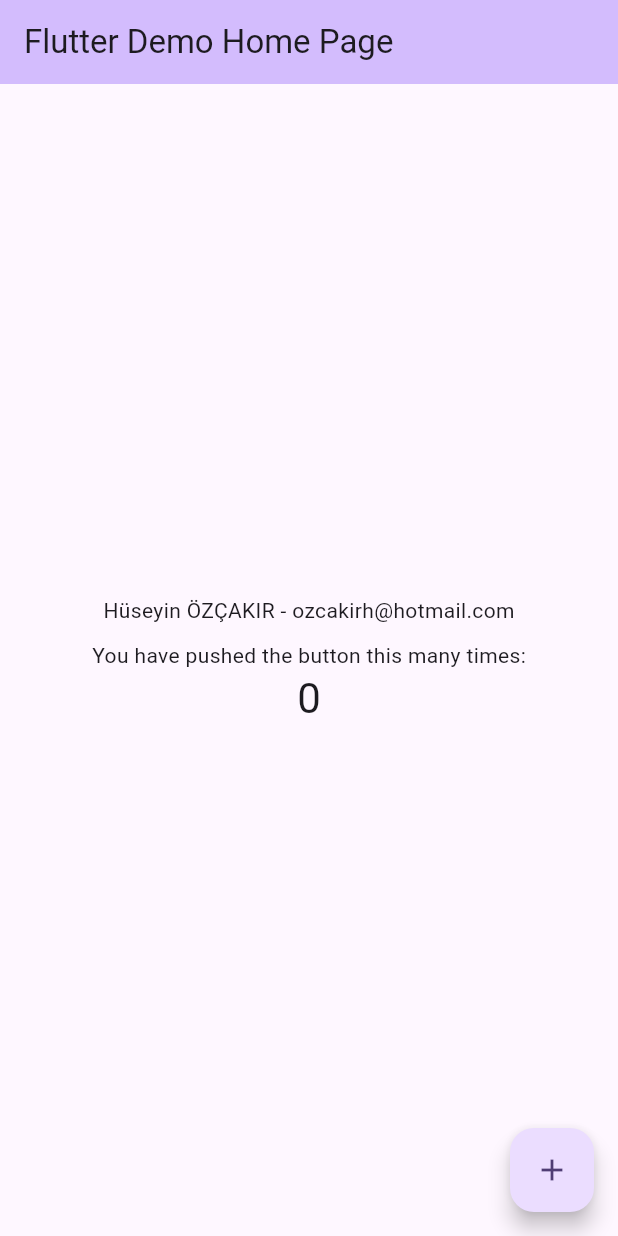
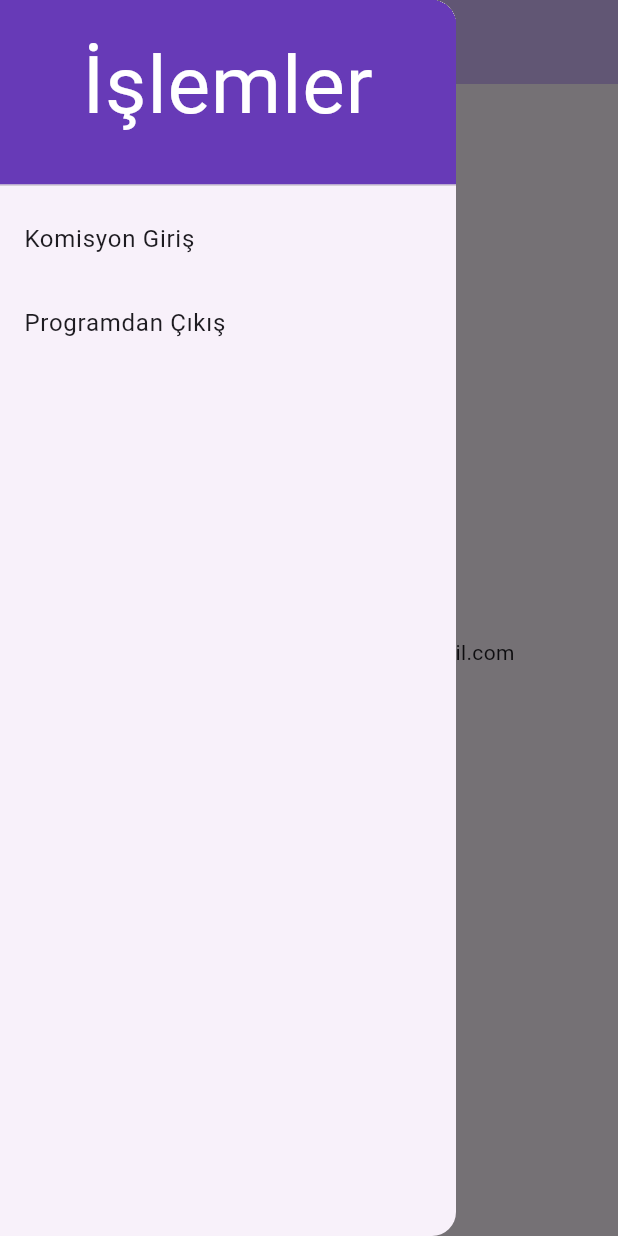
Before and after one commit to ozcakirh/miniborsacep, a Flutter app: the screen it shows after launch, with the side drawer open (before the commit the screen has no drawer), on a phone screen of 412 x 824 dp. Run offline on Flutter 3.47's test engine with Material 3 defaults, Android fonts, the phone set to English and light mode, and no system bars; our stand-ins replace sizer.

```diff
--- a/lib/main.dart
+++ b/lib/main.dart
@@ -1,4 +1,7 @@
+import 'dart:io';
+
 import 'package:flutter/material.dart';
+import 'package:sizer/sizer.dart';
 
 void main() {
   //Brnch_ilkDemo : 17.01.2025 22:47
@@ -12,13 +15,13 @@ class MyApp extends StatelessWidget {
   @override
   Widget build(BuildContext context) {
     return MaterialApp(
-      title: 'Flutter Demo',
+      title: 'Mini Borsa Cep',
       debugShowCheckedModeBanner: false, // Debug Yazısını Kaldırır.
       theme: ThemeData(
         colorScheme: ColorScheme.fromSeed(seedColor: Colors.deepPurple),
         useMaterial3: true,
       ),
-      home: const MyHomePage(title: 'Flutter Demo Home Page'),
+      home: const MyHomePage(title: 'Mini Borsa Cep '),
     );
   }
 }
@@ -33,48 +36,80 @@ class MyHomePage extends StatefulWidget {
 }
 
 class _MyHomePageState extends State<MyHomePage> {
-  int _counter = 0;
-
-  void _incrementCounter() {
-    setState(() {
-      _counter++;
-    });
-  }
-
   @override
   Widget build(BuildContext context) {
-    return Scaffold(
+    return SafeArea(
+      child: Scaffold(
         appBar: AppBar(
           backgroundColor: Theme.of(context).colorScheme.inversePrimary,
           title: Text(widget.title),
         ),
-
+        drawer: Sizer(
+          builder: (context, orientation, deviceType) {
+            return Drawer(
+              child: ListView(
+                padding: EdgeInsets.zero,
+                children: [
+                  SizedBox(
+                    width: 10.w,
+                    height: 16.h,
+                    child: DrawerHeader(
+                      //             EdgeInsetsGeometry? margin = const EdgeInsets.only(bottom: 8.0),
+                      // EdgeInsetsGeometry padding = const EdgeInsets.fromLTRB(16.0, 16.0, 16.0, 8.0),
+                      // Duration duration = const Duration(milliseconds: 250),
+                      margin: const EdgeInsets.only(bottom: 8.0),
+                      //padding: const EdgeInsets.fromLTRB(16.0, 16.0, 16.0, 8.0),
+                      //padding: const EdgeInsets.fromLTRB(8.0, 8.0, 8.0, 20.0),
+                      duration: const Duration(milliseconds: 250),
+                      decoration: const BoxDecoration(
+                        color: Colors.deepPurple, // Colors.blue,
+                        shape: BoxShape.rectangle,
+                      ),
+                      child: Text(
+                        'İşlemler',
+                        textAlign: TextAlign.center,
+                        style: TextStyle(fontSize: 30.sp, color: Colors.white),
+                      ),
+                    ),
+                  ),
+                  ListTile(
+                    title: const Text('Komisyon Giriş'),
+                    onTap: () {
+                      // Update the state of the app.
+                      // ...
+                    },
+                  ),
+                  ListTile(
+                    title: const Text('Programdan Çıkış'),
+                    onTap: () {
+                      exit(0);
+                    },
+                  ),
+                ],
+              ),
+            );
+          },
+        ), // Menü
         extendBody: true,
 
-      body: Center(
+        body: const Center(
           child: Column(
             mainAxisAlignment: MainAxisAlignment.center,
             children: <Widget>[
-            const Text("Hüseyin ÖZÇAKIR - ozcakirh@hotmail.com"),
-            const SizedBox(
+              Text("Hüseyin ÖZÇAKIR - ozcakirh@hotmail.com"),
+              SizedBox(
                 height: 10,
-            ),
-            const Text(
-              'You have pushed the button this many times:',
-            ),
-            Text(
-              '$_counter',
-              style: Theme.of(context).textTheme.headlineMedium,
               ),
             ],
           ),
         ),
-      floatingActionButton: FloatingActionButton(
-        onPressed: _incrementCounter,
-        tooltip: 'Increment',
-        child: const Icon(Icons.add),
+        // floatingActionButton: FloatingActionButton(
+        //   onPressed: _incrementCounter,
+        //   tooltip: 'Increment',
+        //   child: const Icon(Icons.add),
+        // ),
+        // This trailing comma makes auto-formatting nicer for build methods.
       ),
-      // This trailing comma makes auto-formatting nicer for build methods.
     );
   }
 }
--- a/pubspec.yaml
+++ b/pubspec.yaml
@@ -35,6 +35,7 @@ dependencies:
   # The following adds the Cupertino Icons font to your application.
   # Use with the CupertinoIcons class for iOS style icons.
   cupertino_icons: ^1.0.8
+  sizer: ^3.0.4
 
 dev_dependencies:
   flutter_test:
```
Also changed, not shown: pubspec.lock, 1 other file. Lines whose indentation alone changed are shown as unchanged.
